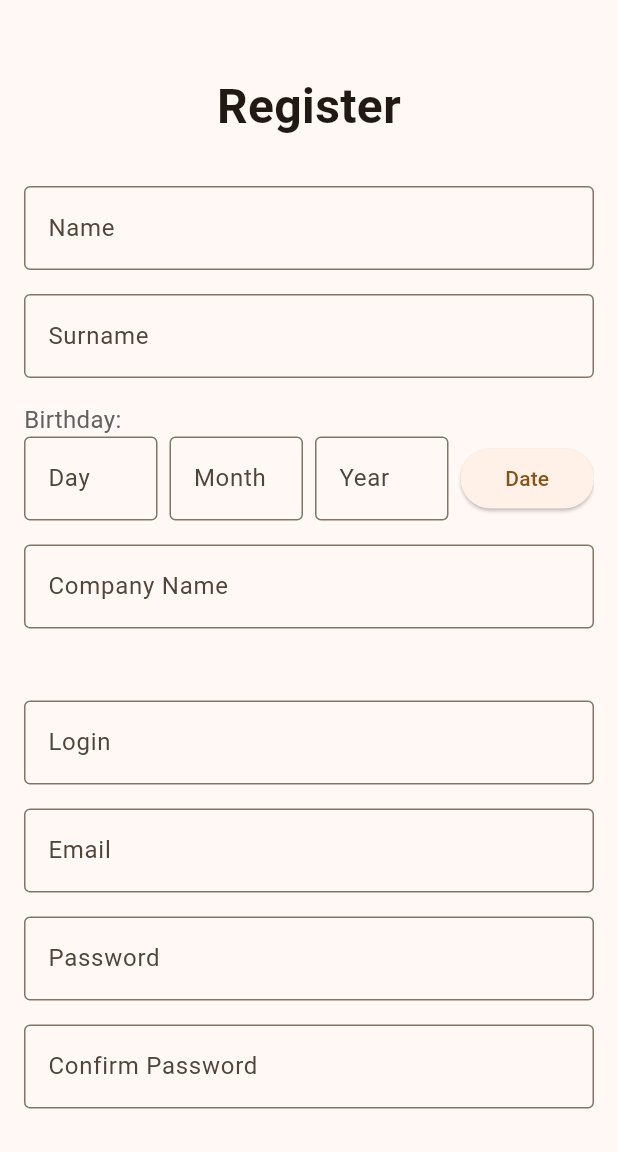
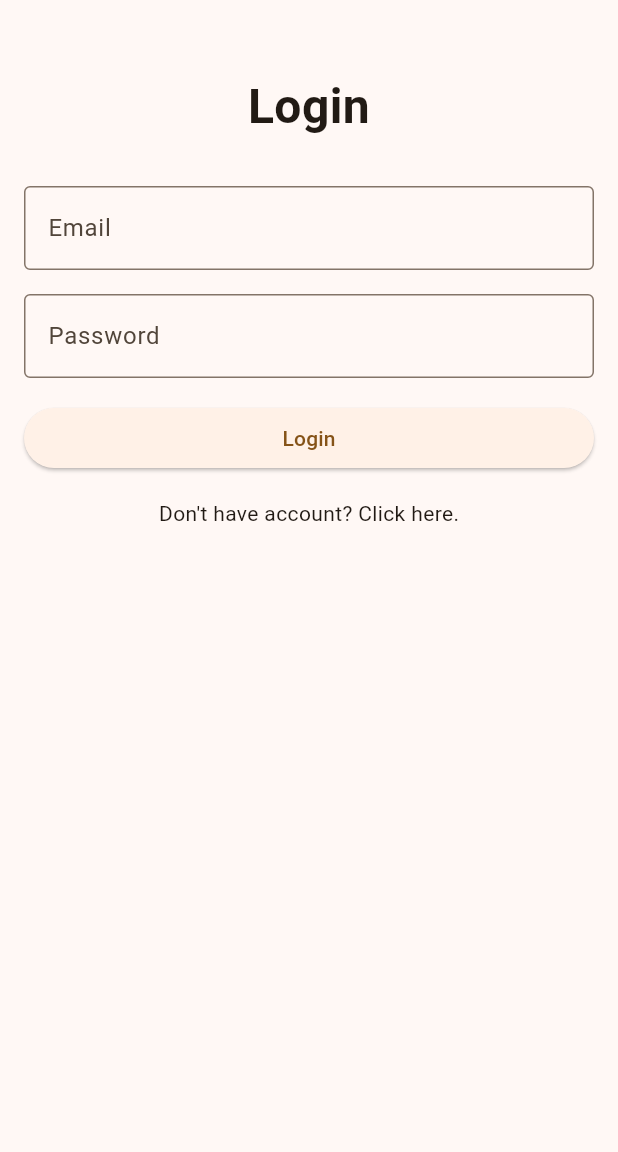
Before and after one commit to xxxDKGxxx/Dealmatcher, a Flutter app: the screen it shows after launch, on a phone screen of 412 x 824 dp, the part 84-1236 px from its top. Run offline on Flutter 3.47's test engine with Material 3 defaults, Android fonts, the phone set to English and light mode, and no system bars; our stand-ins replace go_router.

Commit message:
added login page

```diff
--- /dev/null
+++ b/src/frontend/lib/pages/login_page.dart
@@ -0,0 +1,84 @@
+import 'package:flutter/material.dart';
+import 'package:frontend/widgets/form_fields.dart';
+import 'package:go_router/go_router.dart';
+
+class LoginPage extends StatefulWidget {
+  const LoginPage({super.key});
+
+  @override
+  State<LoginPage> createState() => _LoginPageState();
+}
+
+class _LoginPageState extends State<LoginPage> {
+  final _formKey = GlobalKey<FormState>();
+  final TextEditingController _emailController = TextEditingController();
+  final TextEditingController _passwordController = TextEditingController();
+
+  void _login() {
+    if (_formKey.currentState!.validate()) {
+      String email = _emailController.text;
+      String password = _passwordController.text;
+
+      print('email: $email, password: $password');
+    }
+  }
+
+  @override
+  Widget build(BuildContext context) {
+    final theme = Theme.of(context);
+    return Scaffold(
+      appBar: AppBar(
+        title: Text('DealMatcher'),
+        backgroundColor: theme.colorScheme.inversePrimary,
+      ),
+      body: Center(
+        child: ConstrainedBox(
+          constraints: const BoxConstraints(maxWidth: 700),
+          child: Padding(
+            padding: const EdgeInsets.all(16),
+            child: Form(
+              key: _formKey,
+              child: CustomScrollView(
+                slivers: [
+                  SliverList.list(
+                    children: [
+                      const SizedBox(height: 32),
+                      // Login title
+                      const Text(
+                        "Login",
+                        style: TextStyle(
+                          fontSize: 32,
+                          fontWeight: FontWeight.bold,
+                        ),
+                        textAlign: TextAlign.center,
+                      ),
+                      const SizedBox(height: 30),
+
+                      // Login info
+                      emailFormField(controller: _emailController),
+                      const SizedBox(height: 16),
+                      passwordFormField(controller: _passwordController),
+                      const SizedBox(height: 16),
+                      ElevatedButton(
+                        onPressed: _login,
+                        child: const Text("Login"),
+                      ),
+                      const SizedBox(height: 16),
+                      Center(
+                        child: InkWell(
+                          onTap: () => context.push('/register'),
+                          child: Text("Don't have account? Click here."),
+                        ),
+                      ),
+                      const SizedBox(height: 64),
+                    ],
+                  ),
+                ],
+              ),
+            ),
+          ),
+        ),
+      ),
+    );
+  }
+}
--- a/src/frontend/lib/pages/register_page.dart
+++ b/src/frontend/lib/pages/register_page.dart
@@ -1,4 +1,5 @@
 import 'package:flutter/material.dart';
+import 'package:frontend/widgets/form_fields.dart';
 
 class RegisterPage extends StatefulWidget {
   const RegisterPage({super.key});
@@ -72,47 +73,6 @@ class _RegisterPageState extends State<RegisterPage> {
       setState(() {});
     }
   }
-
-  Widget nonEmptyTextFormField({
-    required TextEditingController controller,
-    required String text,
-    bool Function(String)? additionalValidator,
-    bool obscureText = false,
-    String? errorText,
-  }) => TextFormField(
-    controller: controller,
-    obscureText: obscureText,
-    decoration: InputDecoration(
-      labelText: text,
-      border: const OutlineInputBorder(),
-    ),
-    validator: (value) {
-      if (value == null ||
-          value.trim().isEmpty ||
-          (additionalValidator != null && additionalValidator(value))) {
-        return errorText ?? "$text is invalid";
-      }
-      return null;
-    },
-  );
-
-  Widget numberFormField({
-    required TextEditingController controller,
-    required String text,
-  }) => TextFormField(
-    controller: controller,
-    readOnly: true,
-    decoration: InputDecoration(
-      labelText: text,
-      border: const OutlineInputBorder(),
-    ),
-    validator: (value) {
-      if (value == null || value.trim().isEmpty) {
-        return "$text is empty";
-      }
-      return null;
-    },
-  );
 
   @override
   Widget build(BuildContext context) {
@@ -211,22 +171,9 @@ class _RegisterPageState extends State<RegisterPage> {
                         text: 'Login',
                       ),
                       const SizedBox(height: 16),
-                      nonEmptyTextFormField(
-                        controller: _emailController,
-                        text: 'Email',
-                        additionalValidator: (s) => !RegExp(
-                          r"^[a-zA-Z0-9.a-zA-Z0-9.!#$%&'*+-/=?^_`{|}~]+@[a-zA-Z0-9]+\.[a-zA-Z]+",
-                        ).hasMatch(s),
-                      ),
+                      emailFormField(controller: _emailController),
                       const SizedBox(height: 16),
-                      nonEmptyTextFormField(
-                        controller: _passwordController,
-                        text: 'Password',
-                        obscureText: true,
-                        additionalValidator: (s) => s.length < 6,
-                        errorText:
-                            'Password must be at least 6 characters long',
-                      ),
+                      passwordFormField(controller: _passwordController),
                       const SizedBox(height: 16),
                       nonEmptyTextFormField(
                         controller: _confirmPasswordController,
--- a/src/frontend/lib/router/go_router.dart
+++ b/src/frontend/lib/router/go_router.dart
@@ -1,11 +1,13 @@
 import 'package:frontend/pages/home_page.dart';
+import 'package:frontend/pages/login_page.dart';
 import 'package:frontend/pages/register_page.dart';
 import 'package:go_router/go_router.dart';
 
 final GoRouter globalRouter = GoRouter(
-  initialLocation: '/register',
+  initialLocation: '/login',
   routes: [
     GoRoute(path: '/', builder: (context, state) => HomePage()),
     GoRoute(path: '/register', builder: (context, state) => RegisterPage()),
+    GoRoute(path: '/login', builder: (context, state) => LoginPage()),
   ],
 );
--- /dev/null
+++ b/src/frontend/lib/widgets/form_fields.dart
@@ -0,0 +1,60 @@
+import 'package:flutter/material.dart';
+
+Widget nonEmptyTextFormField({
+  required TextEditingController controller,
+  required String text,
+  bool Function(String)? additionalValidator,
+  bool obscureText = false,
+  String? errorText,
+}) => TextFormField(
+  controller: controller,
+  obscureText: obscureText,
+  decoration: InputDecoration(
+    labelText: text,
+    border: const OutlineInputBorder(),
+  ),
+  validator: (value) {
+    if (value == null ||
+        value.trim().isEmpty ||
+        (additionalValidator != null && additionalValidator(value))) {
+      return errorText ?? "$text is invalid";
+    }
+    return null;
+  },
+);
+
+Widget numberFormField({
+  required TextEditingController controller,
+  required String text,
+}) => TextFormField(
+  controller: controller,
+  readOnly: true,
+  decoration: InputDecoration(
+    labelText: text,
+    border: const OutlineInputBorder(),
+  ),
+  validator: (value) {
+    if (value == null || value.trim().isEmpty) {
+      return "$text is empty";
+    }
+    return null;
+  },
+);
+
+Widget emailFormField({required TextEditingController controller}) =>
+    nonEmptyTextFormField(
+      controller: controller,
+      text: 'Email',
+      additionalValidator: (s) => !RegExp(
+        r"^[a-zA-Z0-9.a-zA-Z0-9.!#$%&'*+-/=?^_`{|}~]+@[a-zA-Z0-9]+\.[a-zA-Z]+",
+      ).hasMatch(s),
+    );
+
+Widget passwordFormField({required TextEditingController controller}) =>
+    nonEmptyTextFormField(
+      controller: controller,
+      text: 'Password',
+      obscureText: true,
+      additionalValidator: (s) => s.length < 6,
+      errorText: 'Password must be at least 6 characters long',
+    );
```
